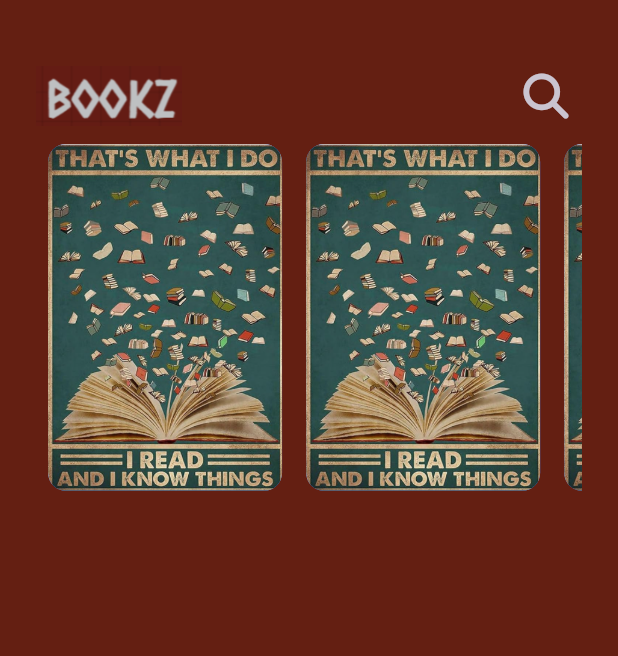
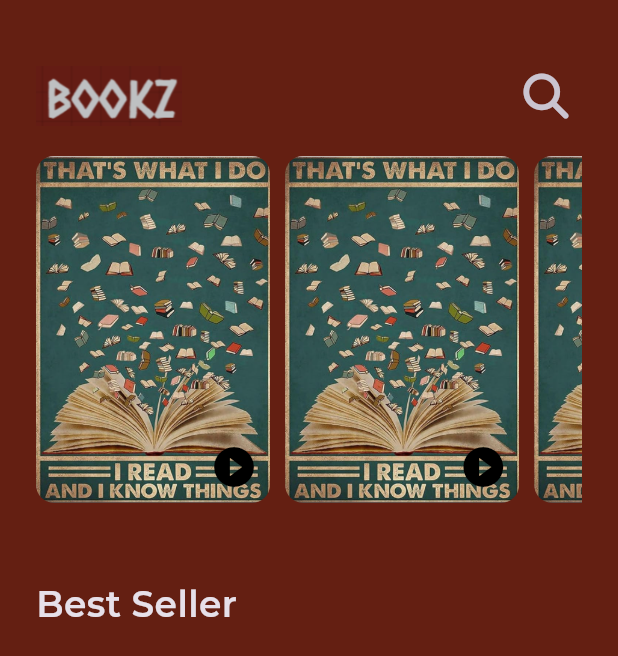
Before and after one commit to NorhanWalid2/Book-App, a Flutter app: the screen it shows after launch, on a phone screen of 412 x 824 dp. Shown: the top 656 px of the screen. Run offline on Flutter 3.47's test engine with Material 3 defaults, Android fonts, the light colour scheme and no system bars; our stand-ins replace font_awesome_flutter, get, google_fonts.

Commit message:
add font family

```diff
--- a/lib/Features/home/presentation/screens/widgets/books_list_view.dart
+++ b/lib/Features/home/presentation/screens/widgets/books_list_view.dart
@@ -12,8 +12,8 @@ class BooksListView extends StatelessWidget {
         scrollDirection: Axis.horizontal,
         itemCount: 10,
         itemBuilder: (context, index) {
-          return Padding(
-            padding: const EdgeInsets.all(8.0),
+          return const Padding(
+            padding: EdgeInsets.only(top: 16.0, right: 10),
             child: CustomListViewItem(),
           );
         },
--- a/lib/Features/home/presentation/screens/widgets/custom_list_view_item.dart
+++ b/lib/Features/home/presentation/screens/widgets/custom_list_view_item.dart
@@ -7,15 +7,27 @@ class CustomListViewItem extends StatelessWidget {
   Widget build(BuildContext context) {
     return AspectRatio(
       aspectRatio: 2.7 / 4,
-      child: Container(
-        decoration: BoxDecoration(
-          color: Colors.blueAccent,
-          borderRadius: BorderRadius.circular(12),
-          image: DecorationImage(
-              fit: BoxFit.fill,
-            image: AssetImage('assets/images/book1.PNG'),
+      child: Stack(
+        children: [
+          Container(
+            decoration: BoxDecoration(
+              borderRadius: BorderRadius.circular(12),
+              image: const DecorationImage(
+                fit: BoxFit.fill,
+                image: AssetImage('assets/images/book1.PNG'),
+              ),
+            ),
           ),
-        ),
+          const Positioned(
+            bottom: 8,
+            right: 8,
+            child: Icon(
+              Icons.play_circle_filled, // Replace with your desired audio icon
+              color: Colors.black,
+              size: 32,
+            ),
+          ),
+        ],
       ),
     );
   }
--- a/lib/Features/home/presentation/screens/widgets/home_screen_body.dart
+++ b/lib/Features/home/presentation/screens/widgets/home_screen_body.dart
@@ -1,6 +1,7 @@
 import 'package:book_app/Features/home/presentation/screens/widgets/books_list_view.dart';
 import 'package:book_app/Features/home/presentation/screens/widgets/custom_app_bar.dart';
 import 'package:book_app/Features/home/presentation/screens/widgets/custom_list_view_item.dart';
+import 'package:book_app/core/utils/styles.dart';
 import 'package:flutter/material.dart';
 
 class HomeScreenBody extends StatelessWidget {
@@ -8,12 +9,22 @@ class HomeScreenBody extends StatelessWidget {
 
   @override
   Widget build(BuildContext context) {
-    return Padding(
-      padding: const EdgeInsets.symmetric(horizontal: 24.0, vertical: 40),
+    return const Padding(
+      padding: EdgeInsets.symmetric(horizontal: 24.0, vertical: 40),
       child: Column(
+        crossAxisAlignment: CrossAxisAlignment.start,
         children: [
           CustomAppBar(),
           BooksListView(),
+          SizedBox(
+            height: 50,
+          ),
+          Text(
+            'Best Seller',
+            style: Styles.titleMedium,
+            textAlign: TextAlign.start,
+          ),
+
         ],
       ),
     );
--- a/lib/Features/splash/presentation/screens/widgets/sliding_text.dart
+++ b/lib/Features/splash/presentation/screens/widgets/sliding_text.dart
@@ -15,9 +15,9 @@ class SlidingText extends StatelessWidget {
         builder: (context, _) {
           return SlideTransition(
             position: slideAnimation,
-            child: Text(
+            child:const Text(
               "Feel Free",
-              style: TextStyle(fontSize: 20),
+              style: TextStyle(color: Colors.white, fontSize: 20),
               textAlign: TextAlign.center,
             ),
           );
--- /dev/null
+++ b/lib/core/utils/styles.dart
@@ -0,0 +1,6 @@
+import 'package:flutter/material.dart';
+
+abstract class Styles {
+  static const titleMedium =
+      TextStyle(fontSize: 24, fontWeight: FontWeight.w600);
+}
--- a/lib/main.dart
+++ b/lib/main.dart
@@ -1,6 +1,7 @@
 import 'package:book_app/Features/splash/presentation/screens/splash_screen.dart';
 import 'package:flutter/material.dart';
 import 'package:get/get.dart';
+import 'package:google_fonts/google_fonts.dart';
 
 void main() {
   runApp(const BookApp());
@@ -13,7 +14,10 @@ class BookApp extends StatelessWidget {
   Widget build(BuildContext context) {
     return GetMaterialApp(
       debugShowCheckedModeBanner: false,
-      theme: ThemeData.dark().copyWith(scaffoldBackgroundColor: Color.fromARGB(255, 100, 31, 18)),
+      theme: ThemeData.dark().copyWith(
+        scaffoldBackgroundColor: Color.fromARGB(255, 100, 31, 18),
+        textTheme: GoogleFonts.montserratTextTheme(ThemeData.dark().textTheme),
+      ),
       home: SplashScreen(),
     );
   }
--- a/pubspec.yaml
+++ b/pubspec.yaml
@@ -37,6 +37,7 @@ dependencies:
   cupertino_icons: ^1.0.6
   get: ^4.6.6
   font_awesome_flutter: ^10.8.0
+  google_fonts: ^6.2.1
 
 dev_dependencies:
   flutter_test:
```
Also changed, not shown: lib/Features/splash/presentation/screens/widgets/splash_screen_body.dart (+9 -10 lines), pubspec.lock, 1 other file.
